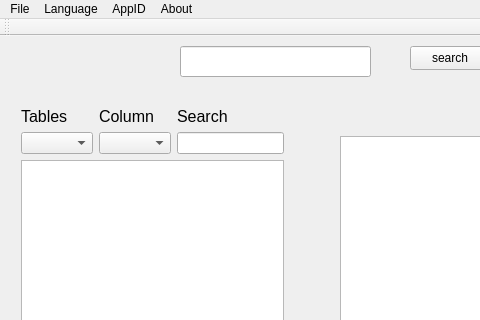
Evgeny-Zorin/fisherman_guide, file mainwindow.ui: the form before one commit; both pictures show x 0 to 480 and y 0 to 320 of the 601 by 406 pixel window.
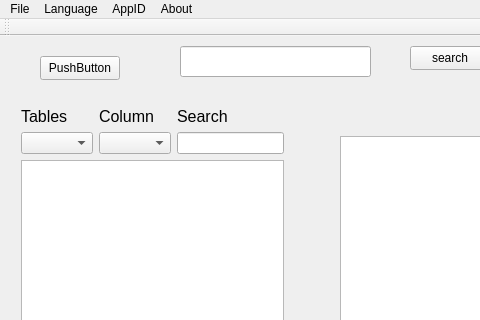
The form after the commit.

What changed in the file:
```diff
--- a/mainwindow.ui
+++ b/mainwindow.ui
@@ -107,6 +107,19 @@
      <string>search</string>
     </property>
    </widget>
+   <widget class="QPushButton" name="pushButton">
+    <property name="geometry">
+     <rect>
+      <x>40</x>
+      <y>20</y>
+      <width>80</width>
+      <height>24</height>
+     </rect>
+    </property>
+    <property name="text">
+     <string>PushButton</string>
+    </property>
+   </widget>
   </widget>
   <widget class="QMenuBar" name="menuBar">
    <property name="geometry">
```
